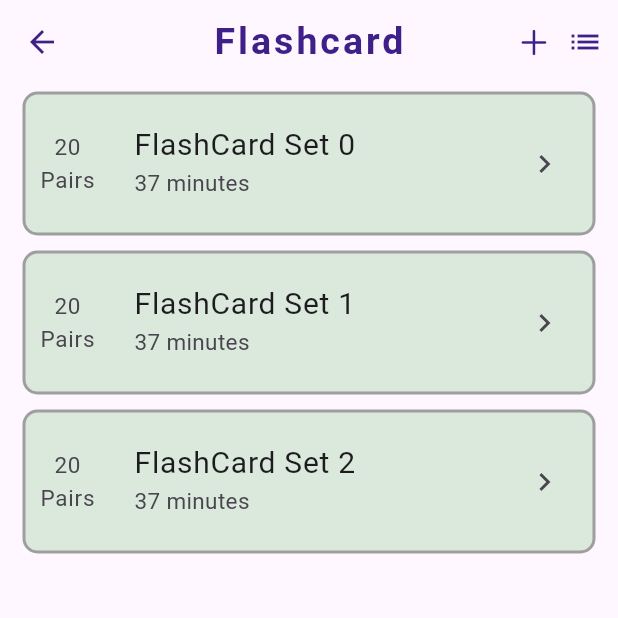
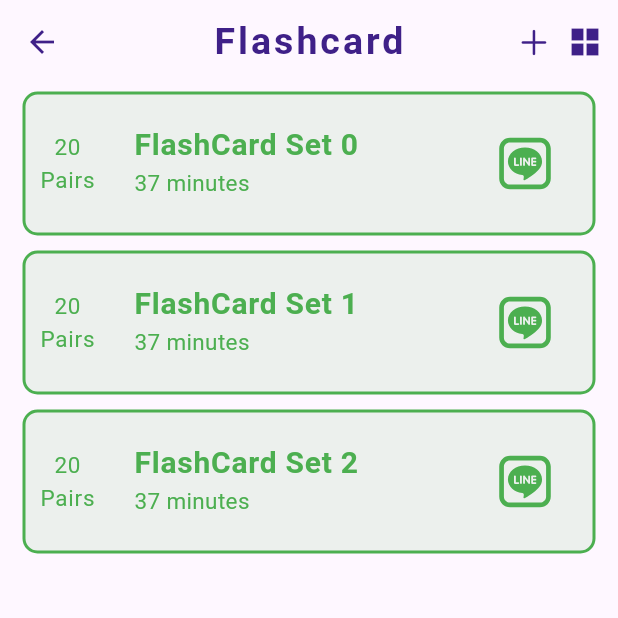
Before and after one commit to Hungyen0303/FlashCard, a Flutter app: the AllFlashCardSet screen opened directly, on a phone screen of 412 x 824 dp, the top half of it. Run offline on Flutter 3.47's test engine with Material 3 defaults, Android fonts, the phone set to English and light mode, and no system bars; our stand-ins replace flutter_colorpicker, flutter_spinkit, font_awesome_flutter, go_router, google_fonts, google_nav_bar and 4 more; missing offline and left inert: flutter_flip_card, flutter_iconpicker, pie_menu; accounts and stored records are empty; Roboto replaces fonts that are missing (FontListView, MainFont).

Commit message:
complete for flashcard set

```diff
--- a/lib/ui/flashcard_sets/widgets/FlashCardSetItem.dart
+++ b/lib/ui/flashcard_sets/widgets/FlashCardSetItem.dart
@@ -117,18 +117,21 @@ class FlashCardSetItem extends StatelessWidget {
 
   Container _buildListItem() {
     TextStyle textStyle = TextStyle(
-        fontSize: 15, fontWeight: FontWeight.w400, fontFamily: "FontListView ");
+        fontSize: 15,
+        fontWeight: FontWeight.w400,
+        fontFamily: "FontListView",
+        color: flashCardSet.color);
     return Container(
       margin: const EdgeInsets.symmetric(horizontal: 15, vertical: 5),
       child: ListTile(
         shape: RoundedRectangleBorder(
           borderRadius: BorderRadius.circular(10),
-          side: BorderSide(width: 2, color: Colors.grey),
+          side: BorderSide(width: 2, color: flashCardSet.color),
         ),
-        tileColor: flashCardSet.color.withOpacity(0.2),
-        contentPadding: EdgeInsets.symmetric(vertical: 10),
+        tileColor: flashCardSet.color.withOpacity(0.1),
+        contentPadding: const EdgeInsets.symmetric(vertical: 10),
         leading: Container(
-          margin: EdgeInsets.symmetric(horizontal: 10),
+          margin: const EdgeInsets.symmetric(horizontal: 10),
           child: Column(
             mainAxisAlignment: MainAxisAlignment.center,
             children: [
@@ -141,18 +144,23 @@ class FlashCardSetItem extends StatelessWidget {
           ),
         ),
         title: Text(
-          "${flashCardSet.name}",
+          flashCardSet.name,
           style: TextStyle(
-            fontSize: 20,
-          ),
+              fontSize: 20,
+              color: flashCardSet.color,
+              fontWeight: FontWeight.w600),
         ),
         subtitle: Text(
           "${flashCardSet.minute} minutes",
           style: textStyle,
         ),
         trailing: Container(
-          margin: EdgeInsets.only(right: 20),
-          child: Icon(Icons.navigate_next),
+          margin: const EdgeInsets.only(right: 20),
+          child: Icon(
+            flashCardSet.iconData,
+            size: 50,
+            color: flashCardSet.color,
+          ),
         ),
       ),
     );
--- a/lib/ui/flashcard_sets/widgets/flashcard_sets_screen.dart
+++ b/lib/ui/flashcard_sets/widgets/flashcard_sets_screen.dart
@@ -25,7 +25,7 @@ class AllFlashCardSet extends StatefulWidget {
 }
 
 class _AllFlashCardSetState extends State<AllFlashCardSet> {
-  bool isGridView = true;
+  bool isGridView = false;
   Color mainColor = const Color(0xff3F2088);
   TextEditingController nameController = TextEditingController();
 
@@ -251,7 +251,7 @@ class _AllFlashCardSetState extends State<AllFlashCardSet> {
                           fontWeight: FontWeight.w600,
                         ),
                       ),
-                      child: !isGridView
+                      child: isGridView
                           ? GridView.count(
                               crossAxisCount: 2,
                               children: flashCardSetViewModel.listFlashCardSets
```
